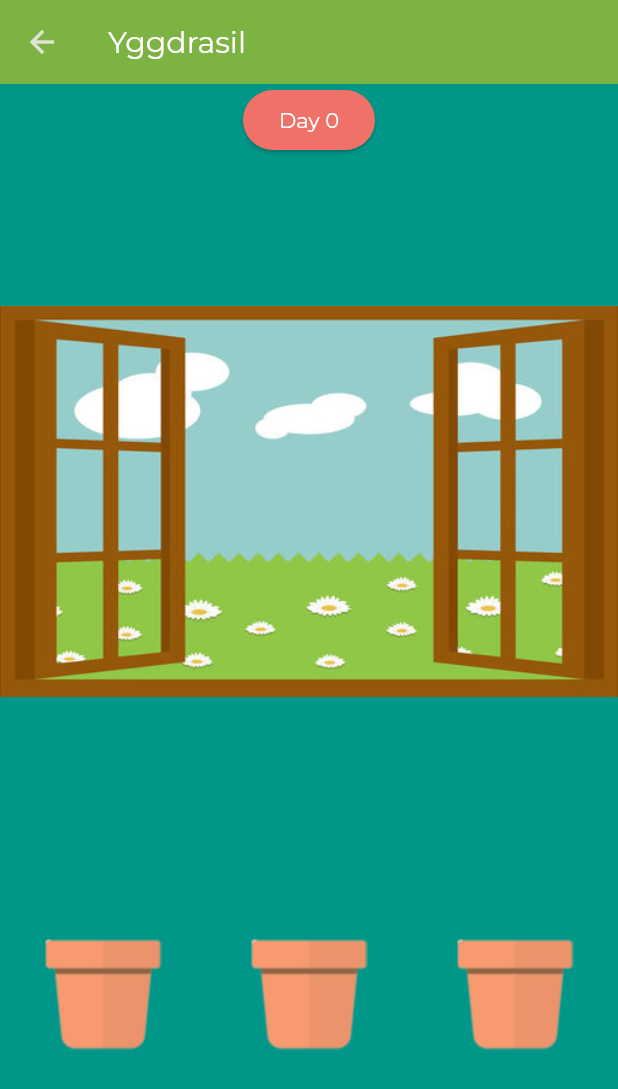
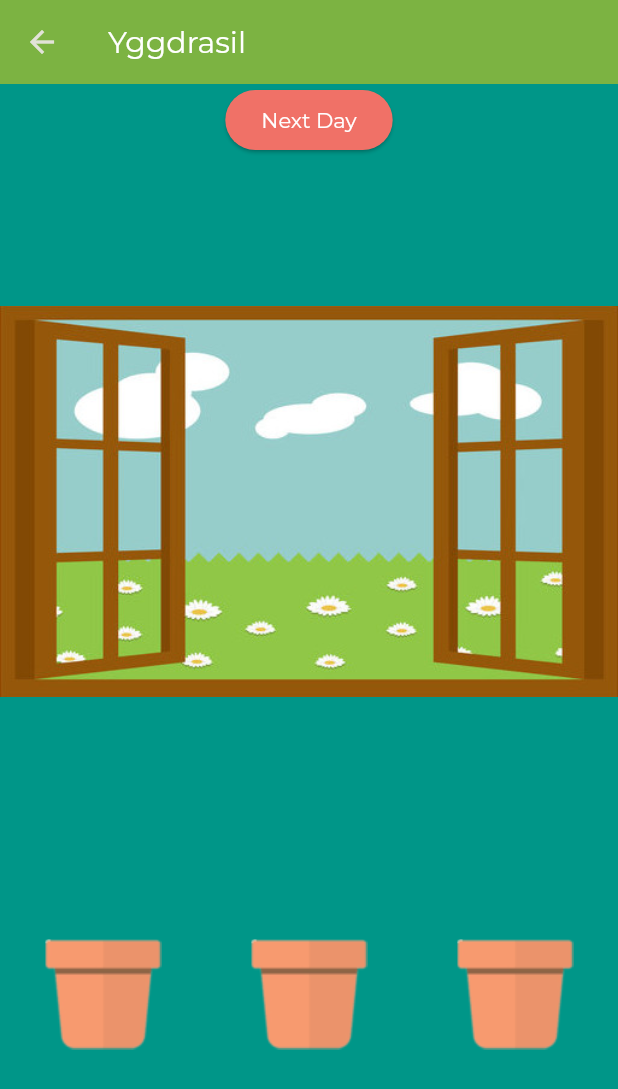
Before and after one commit to SPanner0/yggdrasil, a Flutter app: the GamePage screen opened directly, on a phone screen of 412 x 824 dp. Shown: the top 1089 px of the screen. Run offline on Flutter 3.47's test engine with Material 3 defaults, Android fonts, the phone set to English and light mode, and no system bars; our stand-ins replace flutter_riverpod, google_fonts, riverpod.

Commit message:
Change next day button label for functional clarity

```diff
--- a/lib/game_page.dart
+++ b/lib/game_page.dart
@@ -38,7 +38,7 @@ class _GamePageState extends ConsumerState<GamePage> with RestorationMixin {
                         ref.watch(plantDataProvider(3).notifier).nextDay();
                       });
                     },
-                    child: Text("Day ${ref.watch(gameDataProvider.notifier).day}")),
+                    child: Text("Next Day")),
                 SizedBox(
                   width: constraints.maxWidth,
                   height: constraints.maxHeight * 0.6,
```
